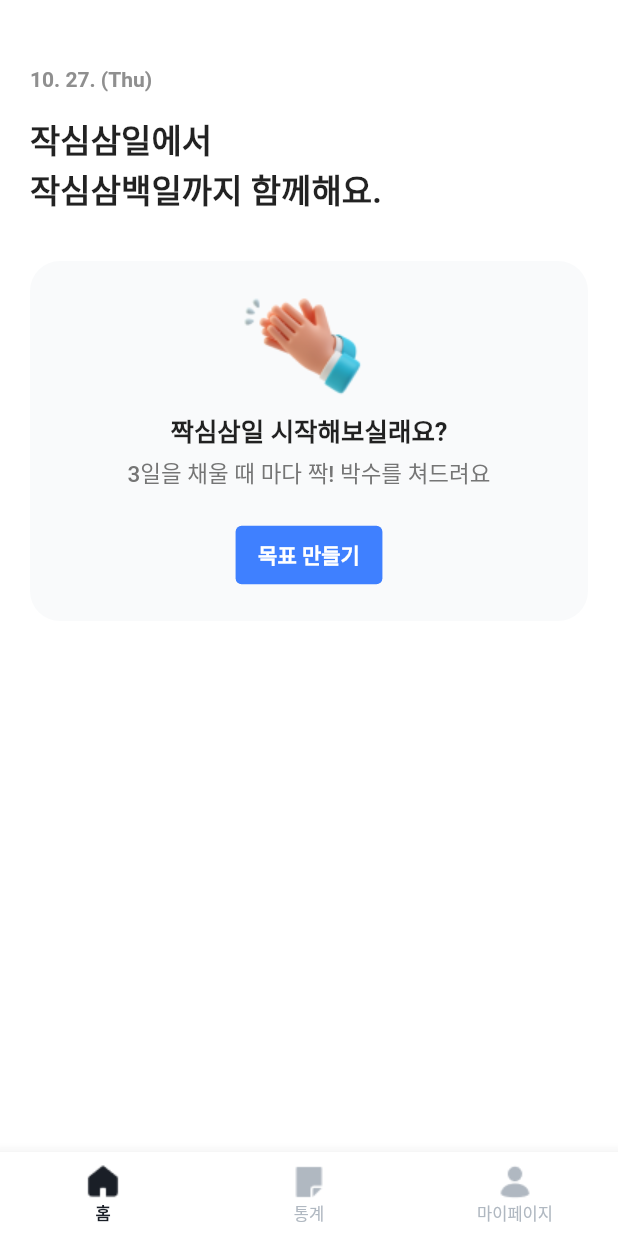
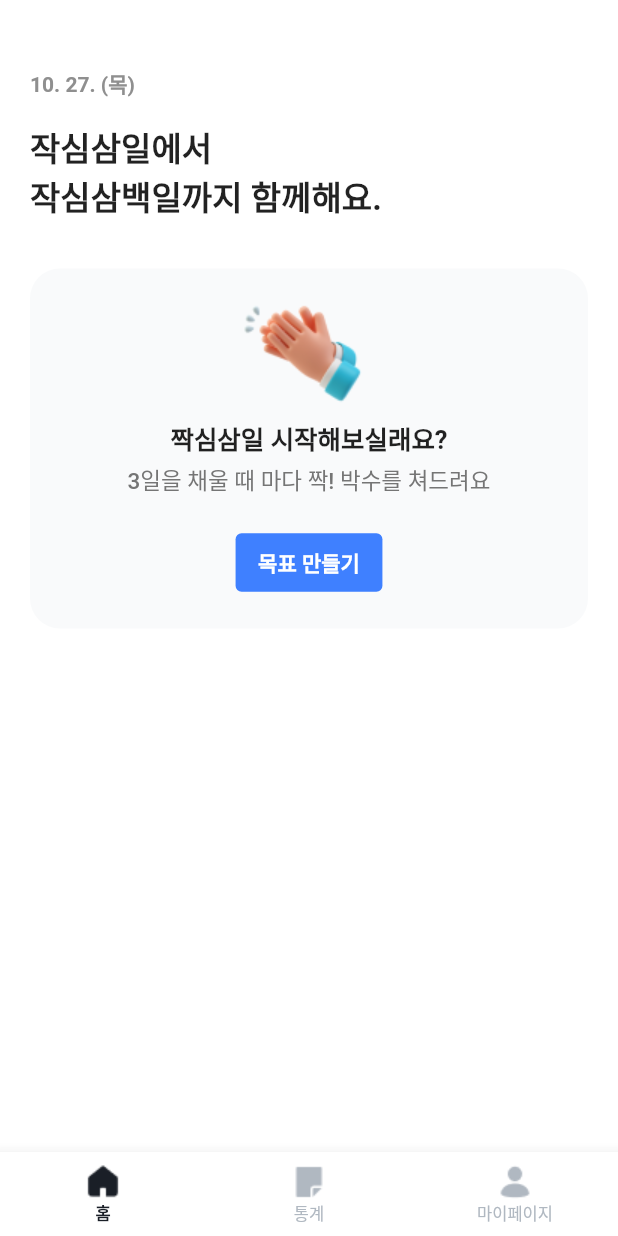
Before and after one commit to depromeet12th/three-days-flutter-archived, a Flutter app: the screen it shows after launch, on a phone screen of 412 x 824 dp. Run offline on Flutter 3.47's test engine with Material 2 defaults, Android fonts, the phone set to English and light mode, and no system bars; our stand-ins replace firebase_core, flutter_dotenv, flutter_svg, sqflite; accounts and stored records are empty; Roboto replaces fonts that are missing (Suit).

Commit message:
DEP-92 feat: 요일 한글로 나오게 변경 (#23)
* feat: 요일 한글로 나오게 변경

* docs: release note, version number 변경

```diff
--- a/lib/my_app.dart
+++ b/lib/my_app.dart
@@ -1,4 +1,5 @@
 import 'package:flutter/material.dart';
+import 'package:flutter_localizations/flutter_localizations.dart';
 import 'package:three_days/design/three_days_colors.dart';
 import 'package:three_days/domain/goal/goal.dart';
 import 'package:three_days/ui/goal/goal_add_page.dart';
@@ -103,6 +104,15 @@ class MyApp extends StatelessWidget {
         }
         return MaterialPageRoute(builder: (_) => GoalListPage());
       },
+      localizationsDelegates: const [
+        GlobalMaterialLocalizations.delegate,
+        GlobalCupertinoLocalizations.delegate,
+        GlobalWidgetsLocalizations.delegate,
+      ],
+      supportedLocales: const [
+        Locale('ko', 'KR'),
+      ],
+      locale: const Locale('ko'),
     );
   }
 }
--- a/lib/ui/goal/goal_list_page.dart
+++ b/lib/ui/goal/goal_list_page.dart
@@ -164,9 +164,7 @@ class _GoalListPageState extends State<GoalListPage> {
   }
 
   String _getFormattedDate() {
-    /// TODO: current locale
-    final formatted = DateFormat('MM. dd. (E)').format(DateTime.now());
-    return formatted;
+    return DateFormat('MM. dd. (E)', 'ko').format(DateTime.now());
   }
 
   /// goal_widget 에서 호출하는 콜백 메서드.
--- a/pubspec.yaml
+++ b/pubspec.yaml
@@ -41,6 +41,8 @@ dependencies:
   flutter_dotenv: ^5.0.2
   flutter_svg: ^1.1.5
   intl: ^0.17.0
+  flutter_localizations:
+    sdk: flutter
 
 dev_dependencies:
   flutter_test:
```
Also changed, not shown: pubspec.lock, 3 other files.
